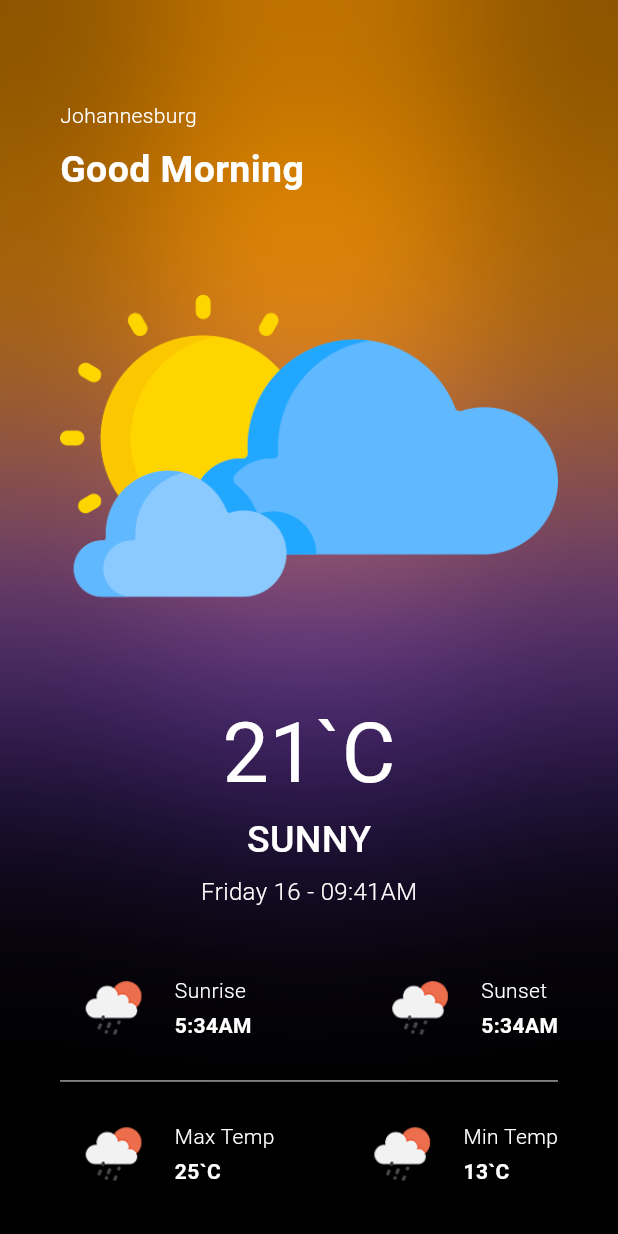
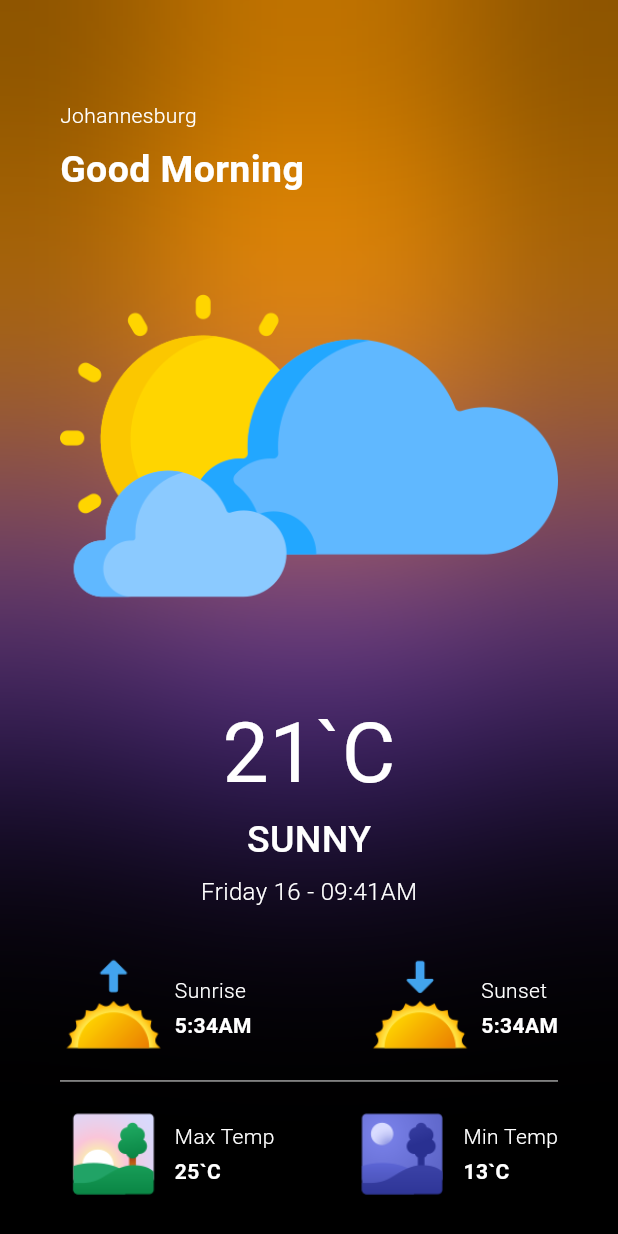
Before and after one commit to successismycolin/weather-app, a Flutter app: the screen it shows after launch, on a phone screen of 412 x 824 dp. Run offline on Flutter 3.47's test engine with Material 3 defaults, Android fonts, the phone set to English and light mode, and no system bars; our stand-ins replace bloc.

Commit message:
Add icons matching weather conditions

```diff
--- a/lib/screens/home_screen.dart
+++ b/lib/screens/home_screen.dart
@@ -128,7 +128,7 @@ class HomeScreen extends StatelessWidget {
                         Row(
                           children: [
                             Image.asset(
-                              'assets/1.png',
+                              'assets/17.png',
                               scale: 1.4,
                             ), // Image.asset
                             const SizedBox(width: 5), // SizedBox
@@ -158,7 +158,7 @@ class HomeScreen extends StatelessWidget {
                           mainAxisAlignment: MainAxisAlignment.spaceBetween,
                           children: [
                             Image.asset(
-                              'assets/1.png',
+                              'assets/18.png',
                               scale: 1.4,
                             ), // Image.asset
                             const SizedBox(width: 5), // SizedBox
@@ -198,7 +198,7 @@ class HomeScreen extends StatelessWidget {
                         Row(
                           children: [
                             Image.asset(
-                              'assets/1.png',
+                              'assets/20.png',
                               scale: 1.4,
                             ), // Image.asset
                             const SizedBox(width: 5), // SizedBox
@@ -228,7 +228,7 @@ class HomeScreen extends StatelessWidget {
                           mainAxisAlignment: MainAxisAlignment.spaceBetween,
                           children: [
                             Image.asset(
-                              'assets/1.png',
+                              'assets/21.png',
                               scale: 1.4,
                             ), // Image.asset
                             const SizedBox(width: 5), // SizedBox
```
